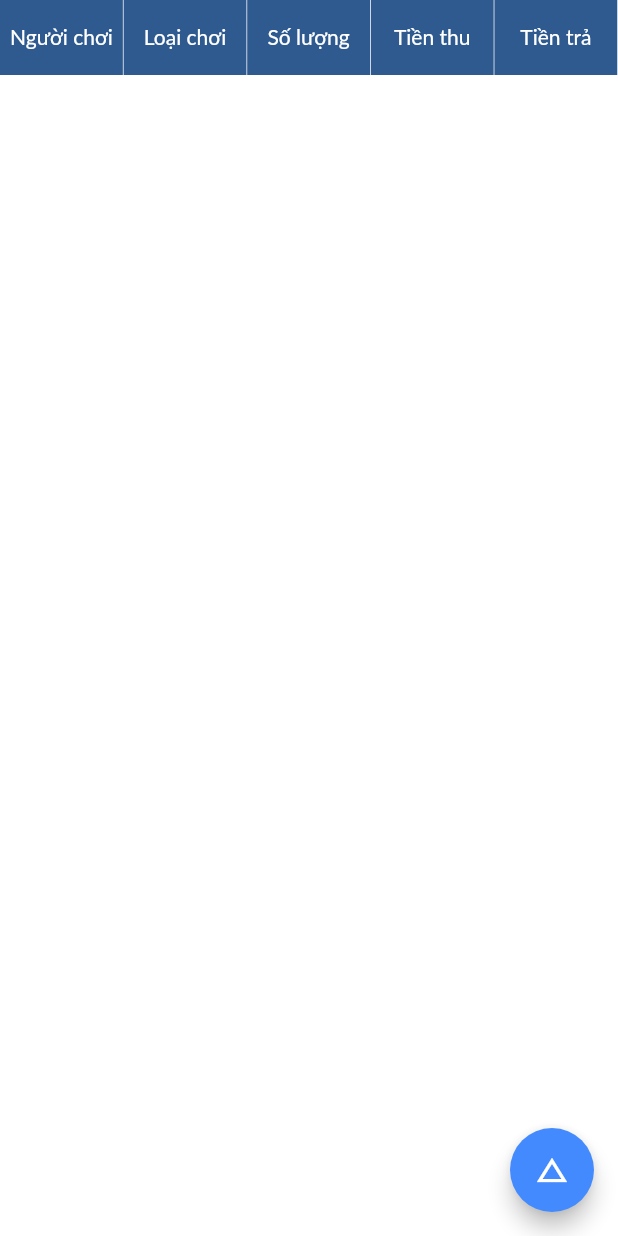
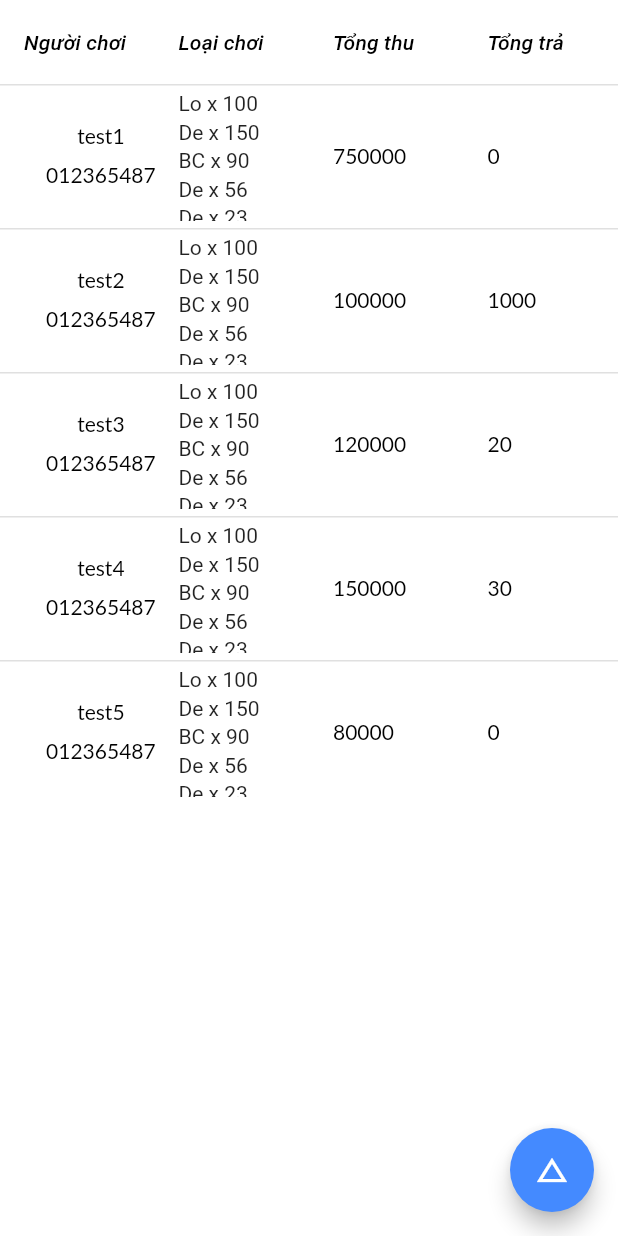
Before and after one commit to 2297thanhtungf/NumberChart, a Flutter app: the Home screen opened directly, on a phone screen of 412 x 824 dp. Run offline on Flutter 3.47's test engine with Material 2 defaults, Android fonts, the phone set to English and light mode, and no system bars; our stand-ins replace after_layout, bot_toast.

Commit message:
update screen

```diff
--- a/number_chart/lib/model/type_game_model.dart
+++ b/number_chart/lib/model/type_game_model.dart
@@ -1,8 +1,32 @@
-class TypeGameModel{
+class GameInfo{
 
-  String _nameGame;
-  int _quantity;
-  int _priceBuy;
-  int _priceReward;
+  String _typeGame;
+  int _ratio;
+  int _totalPoint;
+
+  GameInfo({String typeGame, int ratio, int totalPoint}){
+    this._typeGame = typeGame;
+    this._ratio = ratio;
+    this._totalPoint = totalPoint;
+  }
+
+  String get typeGame => _typeGame;
+
+  set typeGame(String value) {
+    _typeGame = value;
+  }
+
+  int get totalPoint => _totalPoint;
+
+  int get ratio => _ratio;
+
+  set ratio(int value) {
+    _ratio = value;
+  }
+
+  set totalPoint(int totalPoint) {
+    _totalPoint = totalPoint;
+  }
+
 
 }
--- a/number_chart/lib/model/user_model.dart
+++ b/number_chart/lib/model/user_model.dart
@@ -3,12 +3,29 @@ import 'package:flutter/foundation.dart';
 class UserModel with ChangeNotifier , DiagnosticableTreeMixin{
   String _userPhone = '0964348059';
   String _userName = 'Tung';
-  Map<String, int> _quantityTypeGame = {'Lo':50,'De':10};
-  double _totalBuy = 100000;
-  double _totalReward = 0;
+  List<ServiceGame> _services;
+  int _totalBuy = 100000;
+  int _totalReward = 0;
 
+  UserModel({String userPhone, String userName,List<ServiceGame> services,
+    int totalBuy, int totalReward}){
+    this._userPhone = userPhone;
+    this._userName = userName;
+    this._services = services;
+    this._totalBuy = totalBuy;
+    this._totalReward = totalReward;
+  }
   void increment() {
     _totalBuy++;
+    notifyListeners();
+  }
+
+
+
+  List<ServiceGame> get services => _services;
+
+  set services(List<ServiceGame> services){
+    this._services = services;
     notifyListeners();
   }
 
@@ -16,11 +33,10 @@ class UserModel with ChangeNotifier , DiagnosticableTreeMixin{
 
   String get userName => _userName;
 
-  Map<String, int> get quantityTypeGame => _quantityTypeGame;
 
-  double get totalBuy => _totalBuy;
+  int get totalBuy => _totalBuy;
 
-  double get totalReward => _totalReward;
+  int get totalReward => _totalReward;
 
   set userPhone(String userPhone) {
     _userPhone = userPhone;
@@ -32,20 +48,38 @@ class UserModel with ChangeNotifier , DiagnosticableTreeMixin{
     notifyListeners();
   }
 
-  set quantityTypeGame(Map<String, int> quantityTypeGame) {
-    _quantityTypeGame = quantityTypeGame;
-    notifyListeners();
-  }
-
-  set totalBuy(double totalBuy) {
+  set totalBuy(int totalBuy) {
     _totalBuy = totalBuy;
     notifyListeners();
   }
 
-  set totalReward(double totalReward) {
+  set totalReward(int totalReward) {
     _totalReward = totalReward;
     notifyListeners();
   }
 
 
 }
+
+class ServiceGame with ChangeNotifier , DiagnosticableTreeMixin{
+  String _typeService;
+  int _quantity;
+
+  ServiceGame({String typeService,int quantity}){
+    this._typeService = typeService;
+    this._quantity = quantity;
+  }
+
+  String get typeService => _typeService;
+  int get quantity => _quantity;
+
+  set typeService(String typeService) {
+    _typeService = typeService;
+    notifyListeners();
+  }
+  set quantity(int quantity) {
+    _quantity = quantity;
+    notifyListeners();
+  }
+
+}
--- a/number_chart/lib/ui/home_screen.dart
+++ b/number_chart/lib/ui/home_screen.dart
@@ -3,16 +3,69 @@ import 'package:number_chart/model/user_model.dart';
 import 'package:number_chart/utils/util.dart';
 import 'package:provider/provider.dart';
 import 'package:flutter/services.dart';
+import '../res/component_style.dart';
 
-import '../res/component_style.dart';
-import '../res/component_style.dart';
-import '../utils/ct_colors.dart';
 class Home extends StatefulWidget {
   @override
   _HomeState createState() => _HomeState();
 }
 
 class _HomeState extends State<Home> {
+  List<UserModel> _listData = [];
+
+  @override
+  void initState() {
+    ServiceGame sv1 = ServiceGame(typeService: 'Lo', quantity: 100);
+    ServiceGame sv2 = ServiceGame(typeService: 'De', quantity: 150);
+    ServiceGame sv3 = ServiceGame(typeService: 'BC', quantity: 90);
+    ServiceGame sv4 = ServiceGame(typeService: 'De', quantity: 56);
+    ServiceGame sv5 = ServiceGame(typeService: 'De', quantity: 23);
+    ServiceGame sv6 = ServiceGame(typeService: 'De', quantity: 111);
+    List<ServiceGame> listServices = [];
+    listServices.add(sv1);
+    listServices.add(sv2);
+    listServices.add(sv3);
+    listServices.add(sv4);
+    listServices.add(sv5);
+    listServices.add(sv6);
+    UserModel u1 = new UserModel(
+        userPhone: '012365487',
+        userName: 'test1',
+        services: listServices,
+        totalBuy: 750000,
+        totalReward: 0);
+    UserModel u2 = new UserModel(
+        userPhone: '012365487',
+        userName: 'test2',
+        services: listServices,
+        totalBuy: 100000,
+        totalReward: 1000);
+    UserModel u3 = new UserModel(
+        userPhone: '012365487',
+        userName: 'test3',
+        services: listServices,
+        totalBuy: 120000,
+        totalReward: 20);
+    UserModel u4 = new UserModel(
+        userPhone: '012365487',
+        userName: 'test4',
+        services: listServices,
+        totalBuy: 150000,
+        totalReward: 30);
+    UserModel u5 = new UserModel(
+        userPhone: '012365487',
+        userName: 'test5',
+        services: listServices,
+        totalBuy: 80000,
+        totalReward: 0);
+    _listData.add(u1);
+    _listData.add(u2);
+    _listData.add(u3);
+    _listData.add(u4);
+    _listData.add(u5);
+    super.initState();
+  }
+
   @override
   Widget build(BuildContext context) {
     var userModel = Provider.of<UserModel>(context);
@@ -22,32 +75,45 @@ class _HomeState extends State<Home> {
         value: darkStatusBar,
         child: Scaffold(
           body: SafeArea(
-            child: Container(
-              child: Column(
-                mainAxisAlignment: MainAxisAlignment.start,
-                crossAxisAlignment: CrossAxisAlignment.center,
-                children: [
-                  Row(children: [
-                    _titleChart(Strings.customer),
-                    _titleChart(Strings.typeGame),
-                    _titleChart(Strings.quantity),
-                    _titleChart(Strings.priceBuy),
-                    _titleChart(Strings.priceReward),
-                  ],),
-                  Expanded(child: ListView(
-
-                  ))
-                ],
-              ),
+            child: DataTable(
+              dataRowHeight: (MediaQuery.of(context).size.height - 56)/8,
+              columnSpacing: 0.5,
+              horizontalMargin: 16,
+              columns: [
+                DataColumn(
+                  label: Text(
+                    Strings.customer,
+                    style: TextStyle(fontStyle: FontStyle.italic),
+                  ),
+                ),
+                DataColumn(
+                  label: Text(
+                    Strings.typeGame,
+                    style: TextStyle(fontStyle: FontStyle.italic),
+                  ),
+                ),
+                DataColumn(
+                  label: Text(
+                    Strings.priceBuy,
+                    style: TextStyle(fontStyle: FontStyle.italic),
+                  ),
+                ),
+                DataColumn(
+                  label: Text(
+                    Strings.priceReward,
+                    style: TextStyle(fontStyle: FontStyle.italic),
+                  ),
+                ),
+              ],
+              rows: _dataItemChart(),
             ),
           ),
           floatingActionButton: FloatingActionButton(
             backgroundColor: Colors.blueAccent,
-            onPressed: (){
-              // userModel.userPhone = "0123456789";
-              context.read<UserModel>().increment();
-              setState(() {
-              });
+            onPressed: () {
+              // userModel.userName = "0123456789";
+              // context.read<UserModel>().increment();
+              setState(() {});
             },
             child: Icon(Icons.change_history),
           ),
@@ -55,20 +121,68 @@ class _HomeState extends State<Home> {
       ),
     );
   }
-  _titleChart(String title){
-    return Row(
-      children: [
-        Container(
-          height: 50,
-          width: (MediaQuery.of(context).size.width/5) - 0.5,
-          color: mainColor,
-          child: Center(child: Text(title,style:normalTextStyleWhite)),
-        ),
-        Padding(
-          padding:  EdgeInsets.symmetric(vertical: 8),
-          child: VerticalDivider(width: 0.5,),
-        ),
-      ],
-    );
+
+  List<DataRow> _dataItemChart() {
+    return List.generate(_listData.length, (idx) {
+      return DataRow(cells: [
+        _userGame(_listData[idx].userName, _listData[idx].userPhone),
+        _typeUserGame(_listData[idx]),
+        _priceBuy(_listData[idx].totalBuy.toString()),
+        _priceReward(_listData[idx].totalReward.toString()),
+      ]);
+    });
+  }
+
+  _userGame(String name, String phone) {
+    return DataCell(Container(
+      width: (MediaQuery.of(context).size.width / 4) - 0.5,
+      child: Column(
+        mainAxisAlignment: MainAxisAlignment.center,
+        children: [
+          Text(name ?? "...", style: normalTextStyle),
+          SizedBox(height: 8),
+          Text(phone ?? "...", style: normalTextStyle),
+        ],
+      ),
+    ));
+  }
+
+  _typeUserGame(UserModel userModel) {
+    return DataCell(Padding(
+      padding: EdgeInsets.symmetric(vertical: 5),
+      child: Container(
+        width: (MediaQuery.of(context).size.width / 4) - 0.5,
+        child: ListView.builder(
+            scrollDirection: Axis.vertical,
+            padding: EdgeInsets.zero,
+            physics: BouncingScrollPhysics(),
+            itemCount: userModel.services.length,
+            itemBuilder: (context, index) {
+              return Padding(
+                padding: EdgeInsets.only(bottom: index < userModel.services.length -1 ? 3 : 0),
+                child: Text(
+                    '${userModel.services[index].typeService} x ${userModel.services[index].quantity}'),
+              );
+            }),
+      ),
+    ));
+  }
+
+  _priceBuy(String priceBuy) {
+    return DataCell(Container(
+        width: (MediaQuery.of(context).size.width / 4) - 0.5,
+        child: Text(
+          priceBuy,
+          style: normalTextStyle,
+        )));
+  }
+
+  _priceReward(String priceReward) {
+    return DataCell(Container(
+        width: (MediaQuery.of(context).size.width / 4) - 0.5,
+        child: Text(
+          priceReward,
+          style: normalTextStyle,
+        )));
   }
 }
--- a/number_chart/lib/utils/util.dart
+++ b/number_chart/lib/utils/util.dart
@@ -9,8 +9,8 @@ class Strings{
   static String customer = "Người chơi";
   static String typeGame = "Loại chơi";
   static String quantity = "Số lượng";
-  static String priceBuy = "Tiền thu";
-  static String priceReward = "Tiền trả";
+  static String priceBuy = "Tổng thu";
+  static String priceReward = "Tổng trả";
 
 }
 void showToast(message) {
```
Also changed, not shown: 1 other file.
